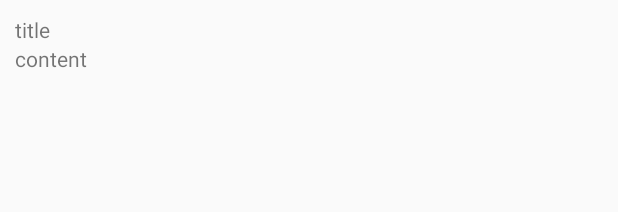
After one commit to GDGKC-FirebasedHackathon/KawaiiHackathon, an Android app: the layout recyclerview_item_feed.xml on its own in the app's theme, with its tools: preview values and no code run, on a phone screen of 412 x 824 dp. The commit adds this screen. Shown: the top 212 px of the screen. Run offline under Robolectric (Android 15) with nearby library versions, the phone set to English and light mode, and no system bars.

Commit message:
- 기본적인 Feed 리스트에 대한 Recycler View 작업   - 데이터를 Firebase에서 받아옴

```diff
--- a/android_client/app/build.gradle
+++ b/android_client/app/build.gradle
@@ -29,9 +29,12 @@ dependencies {
 
     compile 'io.reactivex.rxjava2:rxandroid:2.0.1'
     compile 'io.reactivex.rxjava2:rxjava:2.0.1'
+    compile 'com.jakewharton:butterknife:7.0.1'
 
     compile 'com.google.firebase:firebase-database:10.0.1'
     compile 'com.google.firebase:firebase-auth:10.0.1'
+
+    compile 'com.android.support:recyclerview-v7:25.1.1'
 }
 
 apply plugin: 'com.google.gms.google-services'
--- /dev/null
+++ b/android_client/app/src/main/res/layout/recyclerview_item_feed.xml
@@ -0,0 +1,20 @@
+<?xml version="1.0" encoding="utf-8"?>
+<LinearLayout xmlns:android="http://schemas.android.com/apk/res/android"
+    android:layout_width="match_parent"
+    android:layout_height="wrap_content"
+    android:padding="10dp"
+    android:orientation="vertical">
+
+    <TextView
+        android:id="@+id/recyclerview_item_feed_title"
+        android:layout_width="wrap_content"
+        android:layout_height="wrap_content"
+        android:text="title" />
+
+    <TextView
+        android:id="@+id/recyclerview_item_feed_content"
+        android:layout_width="wrap_content"
+        android:layout_height="wrap_content"
+        android:text="content" />
+
+</LinearLayout>
```
Also changed, not shown: android_client/app/src/main/java/com/corikachu/yourname/FeedAdapter.java (added, +59 -0 lines), android_client/app/src/main/java/com/corikachu/yourname/FeedViewHolder.java (added, +26 -0 lines), android_client/app/src/main/java/com/corikachu/yourname/MainActivity.java (+57 -1 lines), android_client/app/src/main/res/layout/activity_main.xml (+5 -3 lines).
